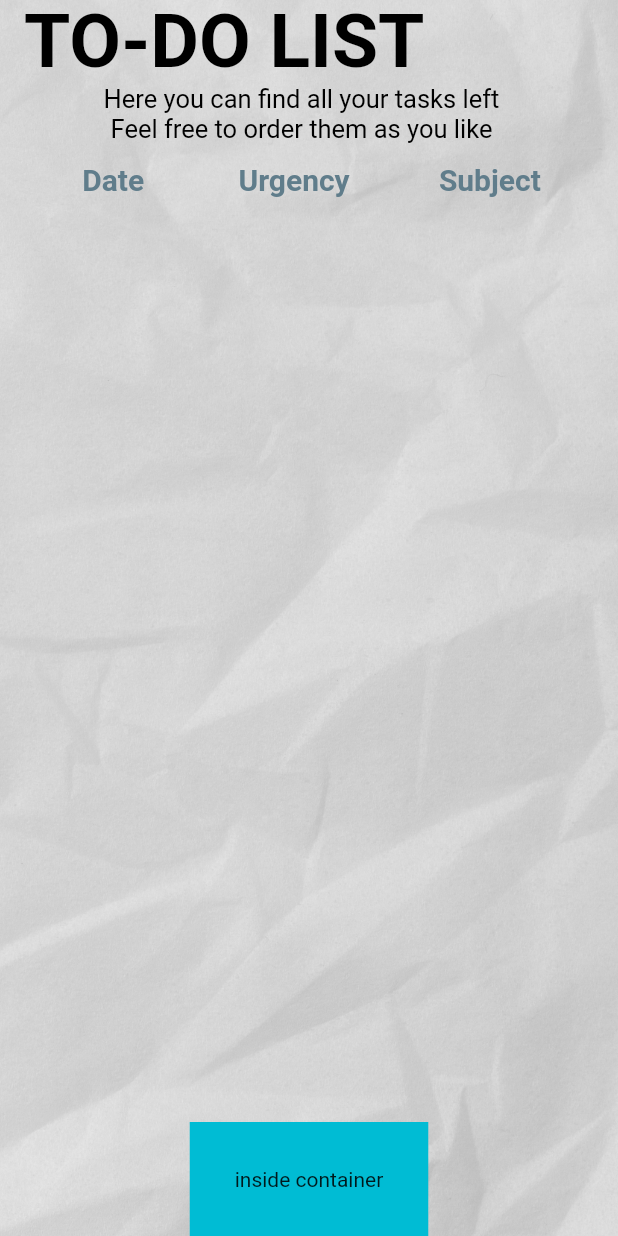
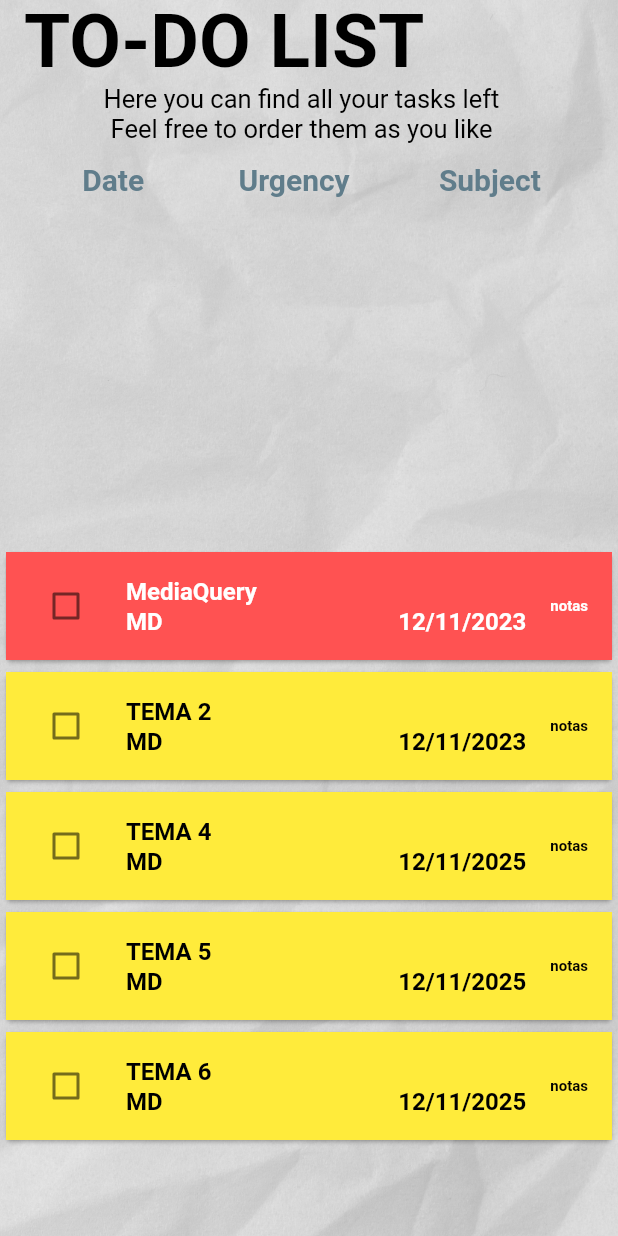
Before and after one commit to sergiopuertas/PomodOr, a Flutter app: the todolistScreen screen opened directly, on a phone screen of 412 x 824 dp. Run offline on Flutter 3.47's test engine with Material 2 defaults, Android fonts, the phone set to English and light mode, and no system bars; our stand-ins replace flutter_riverpod.

Commit message:
Full debugging and todolist hugely improved

```diff
--- a/Agenda.txt
+++ b/Agenda.txt
@@ -2,7 +2,7 @@ This file is like an agenda to put notes on progress, doubts and to-dos.
 
 Sergio:
     Hacer con las Notes igual que con las tasks: cada note tiene una checkbox que si le pinchas desaparece. Importante imprimir lista de notas encima de la linea de inserción d texto. Convertir pantalla de escribir en popup
-    Empezar a hacer la to-do list que se mueva (importante y chungo) y a que cambie la pantalla al escoger el orden
+    Empezar a hacer que cambie la pantalla al escoger el orden
     Revisar estructura y patrones: observador!
     Poner bonita la screen
     Hacer que al pulsar el botón el current order de la lista cambie al que dijiste.
--- a/lib/screens/todolistScreen.dart
+++ b/lib/screens/todolistScreen.dart
@@ -1,7 +1,12 @@
 import 'package:flutter/material.dart';
-//import '../toDoList/TaskList.dart';
+import '../toDoList/TaskList.dart';
+import '../toDoList/SlidingList.dart';
+import '../toDoList/MyCheckBox.dart';
+
 void main() {
   runApp(MaterialApp(
+    debugShowCheckedModeBanner: false,
+    scrollBehavior: const ConstantScrollBehavior(),
     home: todolistScreen(),
   )
   );
@@ -17,6 +22,7 @@ class _TestState extends State<todolistScreen> {
 
   @override
   Widget build(BuildContext context) {
+
     return Stack(
       children: [
         Container(
@@ -134,20 +140,14 @@ class _TestState extends State<todolistScreen> {
                   ],
                 ),
               ),
-
-              Row(
-                mainAxisAlignment: MainAxisAlignment.spaceEvenly,
-                crossAxisAlignment: CrossAxisAlignment.end,
-                children: <Widget>[
-                  Container(
-                      color: Colors.cyan,
-                      padding: EdgeInsets.all(30.0),
-                      child: Text('inside container')
-                  ),
-                ],
+              Container(
+                height:500,
+                padding: EdgeInsets.fromLTRB(0.0, 40.0, 0.0, 60.0),
+                child: SlidingList(),
               ),
             ],
           ),
+
         ),
       ],
     );
--- /dev/null
+++ b/lib/toDoList/MyCheckBox.dart
@@ -0,0 +1,37 @@
+import 'package:flutter/material.dart';
+import 'Task.dart';
+class MyCheckBox extends StatefulWidget {
+  const MyCheckBox({super.key});
+
+  @override
+  State<MyCheckBox> createState() => _CheckboxState();
+}
+
+class _CheckboxState extends State<MyCheckBox> {
+  bool isChecked = false;
+
+  @override
+  Widget build(BuildContext context) {
+    Color getColor(Set<MaterialState> states) {
+      const Set<MaterialState> interactiveStates = <MaterialState>{
+        MaterialState.pressed,
+        MaterialState.hovered,
+        MaterialState.focused,
+      };
+      if (states.any(interactiveStates.contains)) {
+        return Colors.blue;
+      }
+      return Colors.transparent;
+    }
+    return Checkbox(
+      checkColor: Colors.black,
+      fillColor: MaterialStateProperty.resolveWith(getColor),
+      value: isChecked,
+      onChanged: (bool? value) {
+        setState(() {
+          isChecked = value!;
+        });
+      },
+    );
+  }
+}
--- /dev/null
+++ b/lib/toDoList/SlidingList.dart
@@ -0,0 +1,133 @@
+import 'package:flutter/material.dart';
+import 'Task.dart';
+//import 'Notes.dart';
+import 'TaskList.dart';
+import 'MyCheckBox.dart';
+/*
+void main() {
+  runApp(const SlidingList());
+}
+
+class TodoList extends StatelessWidget {
+  const TodoList({Key? key}) : super(key: key);
+
+  // This widget is the root of your application.
+  @override
+  Widget build(BuildContext context) {
+    return MaterialApp(
+      debugShowCheckedModeBanner: false,
+      // This is the theme of your application.
+      theme: ThemeData.dark(),
+      scrollBehavior: const ConstantScrollBehavior(),
+      home: Scaffold(
+        appBar: AppBar(
+          title: const Text('To-Do List'),
+          backgroundColor: Colors.teal[800],
+        ),
+        body: const WeeklyForecastList(),
+      ),
+    );
+  }
+}*/
+
+class SlidingList extends StatelessWidget {
+  const SlidingList({Key? key}) : super(key: key);
+
+  @override
+  Widget build(BuildContext context) {
+    final DateTime currentDate = DateTime.now();
+    final TaskList tasks = TaskList();
+    tasks.addTask('MediaQuery', '11/12/2023', 3, 'MD');
+    tasks.addTask('TEMA 2', '11/12/2023', 1, 'MD');
+    tasks.addTask('TEMA 4', '11/12/2025', 1, 'MD');
+    tasks.addTask('TEMA 5', '11/12/2025', 1, 'MD');
+    tasks.addTask('TEMA 6', '11/12/2025', 1, 'MD');
+    tasks.addTask('TEMA 7', '11/12/2025', 1, 'MD');
+    tasks.addTask('TEMA 8', '11/12/2025', 1, 'MD');
+
+    return SingleChildScrollView(
+      child: Column(
+        children: tasks.getTaskList().map((task) {
+          return Card(
+            child: ListTile(
+              leading: MyCheckBox(),
+              title: Text(
+                task.getName(),
+                style: TextStyle(
+                  color: fitColor(task),
+                  fontSize: 16,
+                  fontWeight: FontWeight.bold,
+                ),
+              ),
+              tileColor: task.getUrgency().color,
+              subtitle: Row(
+                mainAxisAlignment: MainAxisAlignment.spaceBetween,
+                children: <Widget>[
+                  Text(
+                    task.getSubject(),
+                    style: TextStyle(
+                      color: fitColor(task),
+                      fontSize: 16,
+                      fontWeight: FontWeight.bold,
+                    ),
+                  ),
+                  Text(
+                    dateFormat(task),
+                    style: TextStyle(
+                      color: fitColor(task),
+                      fontSize: 16,
+                      fontWeight: FontWeight.bold,
+                    ),
+                  ),
+                ]
+              ),
+              trailing: Text(
+                'notas',
+                style: TextStyle(
+                  color: fitColor(task),
+                  fontSize: 10,
+                  fontWeight: FontWeight.bold,
+                ),
+                /*FloatingActionButton(
+                  onPressed: MyCustomForm(),
+                  child: const Icon(Icons.textsms_rounded),
+                ),*/
+              ),
+            ),
+          );
+        }
+        ).toList(),
+      ),
+    );
+  }
+}
+
+// --------------------------------------------
+// Below this line are helper classes and data.
+String dateFormat(Task task){
+  return task.getDate().day.toString() + "/" +task.getDate().month.toString() +"/" + task.getDate().year.toString();
+}
+Color fitColor(Task task){
+  if (task.getUrgency().number == 2) return Colors.black;
+  else return Colors.white;
+}
+class ConstantScrollBehavior extends ScrollBehavior {
+  const ConstantScrollBehavior();
+
+  @override
+  Widget buildScrollbar(
+      BuildContext context, Widget child, ScrollableDetails details) =>
+      child;
+
+  @override
+  Widget buildOverscrollIndicator(
+      BuildContext context, Widget child, ScrollableDetails details) =>
+      child;
+
+  @override
+  TargetPlatform getPlatform(BuildContext context) => TargetPlatform.macOS;
+
+  @override
+  ScrollPhysics getScrollPhysics(BuildContext context) =>
+      const BouncingScrollPhysics(parent: AlwaysScrollableScrollPhysics());
+}
--- a/lib/toDoList/Task.dart
+++ b/lib/toDoList/Task.dart
@@ -1,7 +1,9 @@
 import 'package:flutter/material.dart';
+import 'package:flutter_riverpod/flutter_riverpod.dart';
 import 'tasksProvider.dart';
 import 'Urgency.dart';
-//import 'package:intl/intl.dart';
+import 'dart:math';
+import 'package:intl/intl.dart';
 class TaskItem extends ConsumerWidget {
   final Task task;
 
@@ -13,8 +15,8 @@ class TaskItem extends ConsumerWidget {
       children: [
         Checkbox(
           onChanged: (newValue) =>
-              ref.read(tasksProvider.notifier).toggle(task.id),
-          value: task.completed,
+              ref.read(tasksProvider.notifier).toggle(task.getName()),
+          value: task._finished,
         ),
         Container(
           color: task._urgency.color,
@@ -29,14 +31,14 @@ class TaskItem extends ConsumerWidget {
             ),
           ),
         ),
-        ElevatedButton.icon(
+        /*ElevatedButton.icon(
             onPressed: /*función para desplegar notas*/,
             icon: Icon(
               Icons.textsms_rounded,
               color: Colors.white70,
               size: 24.0,
             ) ,
-        ),
+        ),*/
       ],
     );
   }
@@ -44,25 +46,35 @@ class TaskItem extends ConsumerWidget {
 
 @immutable
 class Task {
-  String _name;
-  bool _finished;
-  DateTime _expDate;
-  int _diff;
-  Urgency _urgency;
-  String _subject;
+  String _name ='';
+  bool _finished = false;
+  DateTime _expDate = DateTime.now();
+  int _diff = 0;
+  Urgency _urgency = Urgency(0);
+  String _subject = '';
   List<String> _notesList = [];
-  final bool completed;
+  final DateFormat formatter = DateFormat('yyyy-MM-dd');
 
-  Task({required this._name, required this._subject,required this._expDate,required this._diff, this.finished = false});
+  Task(String name,  String subject,  DateTime expDate,  int diff){
+    _name = name;
+    _subject = subject;
+    _expDate = expDate;
+    _diff = diff;
+    _finished = false;
+    _urgency = _calculateUrgency(expDate, diff);
+  }
+  Task copyWith({
+    String? name,
+    String? subject,
+    int? diff,
+    DateTime? expDate,
+    bool? finished,
+  }) {
+    return Task(name ?? this._name, subject ?? this._subject, expDate ?? this._expDate,diff ?? this._diff);
 
-  Task copyWith({String? name, String? subject, int? diff,DateTime? expDate, bool? finished}) {
-    return Task(
-        _name: name ?? this._name,
-        _subject: subject??this._subject,
-        _diff: diff??this._diff,
-        _expDate: expDate ?? this._expDate,
-        _finished: finished ?? this._finished),
-        _urgency: Urgency (this.computeUrgency (expDate ?? this._expDate,diff??this._diff));
+  }
+  Urgency _calculateUrgency(DateTime expDate, int diff) {
+    return Urgency(computeUrgency(expDate, diff));
   }
   int computeUrgency(var expDate, var diff){
     double remainingTimeRatio = min(1, _expDate.difference(DateTime.now()).inDays / 7);
@@ -74,6 +86,9 @@ class Task {
     } else {
       return 3;
     }
+  }
+  bool getIfFinished(){
+    return this._finished;
   }
   List<String> getNoteList() {
     return this._notesList;
@@ -90,7 +105,7 @@ class Task {
   int getDiff(){
     return this._diff;
   }
-  int getUrgency(){
+  Urgency getUrgency(){
     return this._urgency;
   }
   void markFinished(){
--- a/lib/toDoList/TaskList.dart
+++ b/lib/toDoList/TaskList.dart
@@ -1,7 +1,8 @@
 import 'package:flutter/material.dart';
-//import 'package:intl/intl.dart';
+import 'package:flutter_riverpod/flutter_riverpod.dart';
+import 'package:intl/intl.dart';
 import 'Task.dart';
-import 'tasksProvider.dart'
+import 'tasksProvider.dart';
 
 class TaskListItem extends ConsumerWidget {
   @override
@@ -11,18 +12,22 @@ class TaskListItem extends ConsumerWidget {
     return Column(
       children: tasks.map(
             (task) => TaskItem(task: task),
-      )
-          .toList(),
+      ).toList(),
     );
   }
 }
+
 class TaskList{
   List<String> _subjectList = ['md', 'so'];
   List<Task> _tasks = [];
-
-  void addTask(String name, var expDate, int diff, String subject) {
+  TaskList(){
+    this._subjectList = [];
+    this._tasks = [];
+  }
+  void addTask(String name, String expDate, int diff, String subject) {
     //mirar si ya hay una instancia de esa task y lo de null y tal
-    Task task = new Task(name, expDate, diff, subject);
+    DateTime formatted = DateFormat(DateFormat.YEAR_NUM_MONTH_DAY).parse(expDate);
+    Task task = Task(name, subject,formatted, diff);
     _tasks.add(task);
   }
   void removeTask(Task task) {
@@ -34,7 +39,7 @@ class TaskList{
   List<String> getSubjectList(){
     return this._subjectList;
   }
-  void order(var param){
-    _tasks.sort((task1, task2) => task1.param.compareTo(task2.param));
-  }
+  /*void order(Order order){
+    _tasks.sort((task1, task2) => task1.order.compareTo(task2.order));
+  }*/
 }
--- a/lib/toDoList/Urgency.dart
+++ b/lib/toDoList/Urgency.dart
@@ -1,12 +1,12 @@
 import 'package:flutter/material.dart';
 
 class Urgency{
-  int num;
-  Color color;
+  int number = 0;
+  Color color = Colors.white;
   Urgency(int num){
-    num = num;
+    number = num;
     color = setColor(num);
-  };
+  }
   Color setColor(var num){
     if(num == 1) return Colors.green;
     else if (num == 2) return Colors.yellow;
--- a/pubspec.yaml
+++ b/pubspec.yaml
@@ -31,9 +31,12 @@ dependencies:
   flutter:
     sdk: flutter
 
+
   # The following adds the Cupertino Icons font to your application.
   # Use with the CupertinoIcons class for iOS style icons.
   cupertino_icons: ^1.0.2
+  flutter_riverpod: ^2.4.4
+  intl: ^0.18.1
 
 dev_dependencies:
   flutter_test:
```
Also changed, not shown: lib/toDoList/Notes.dart (+2 -6 lines), lib/toDoList/tasksProvider.dart (+4 -3 lines), pubspec.lock.
